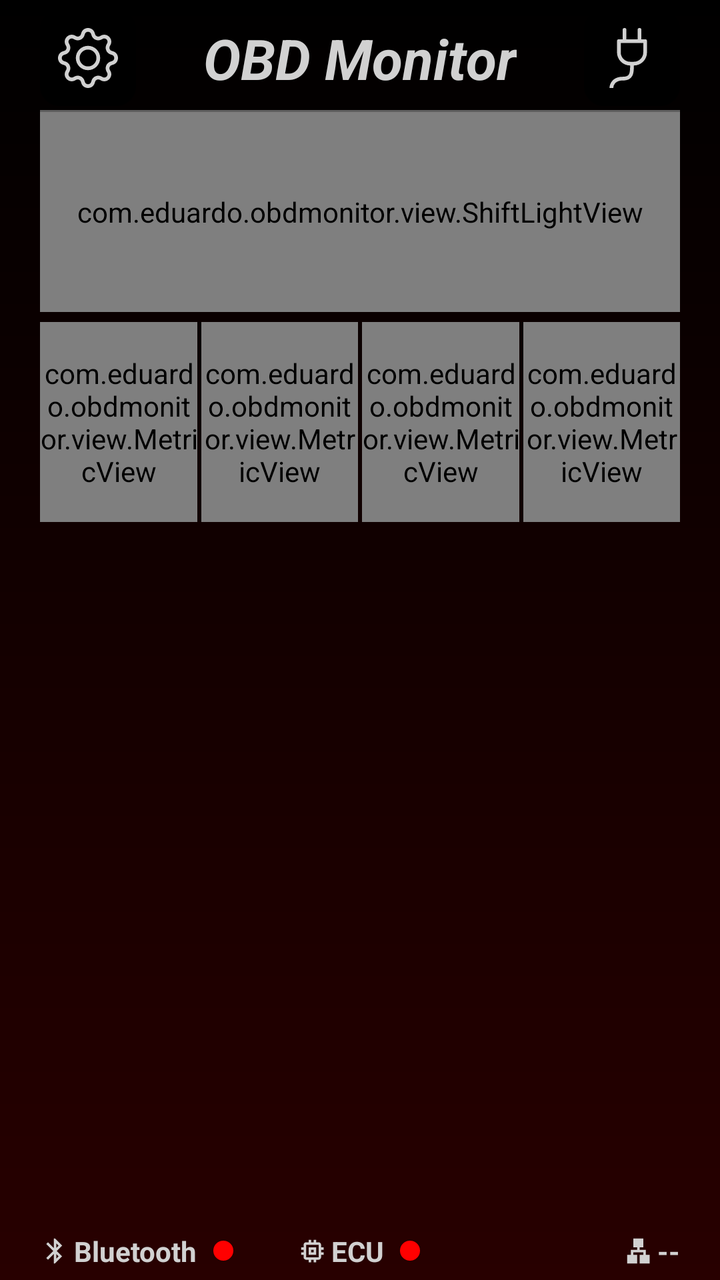
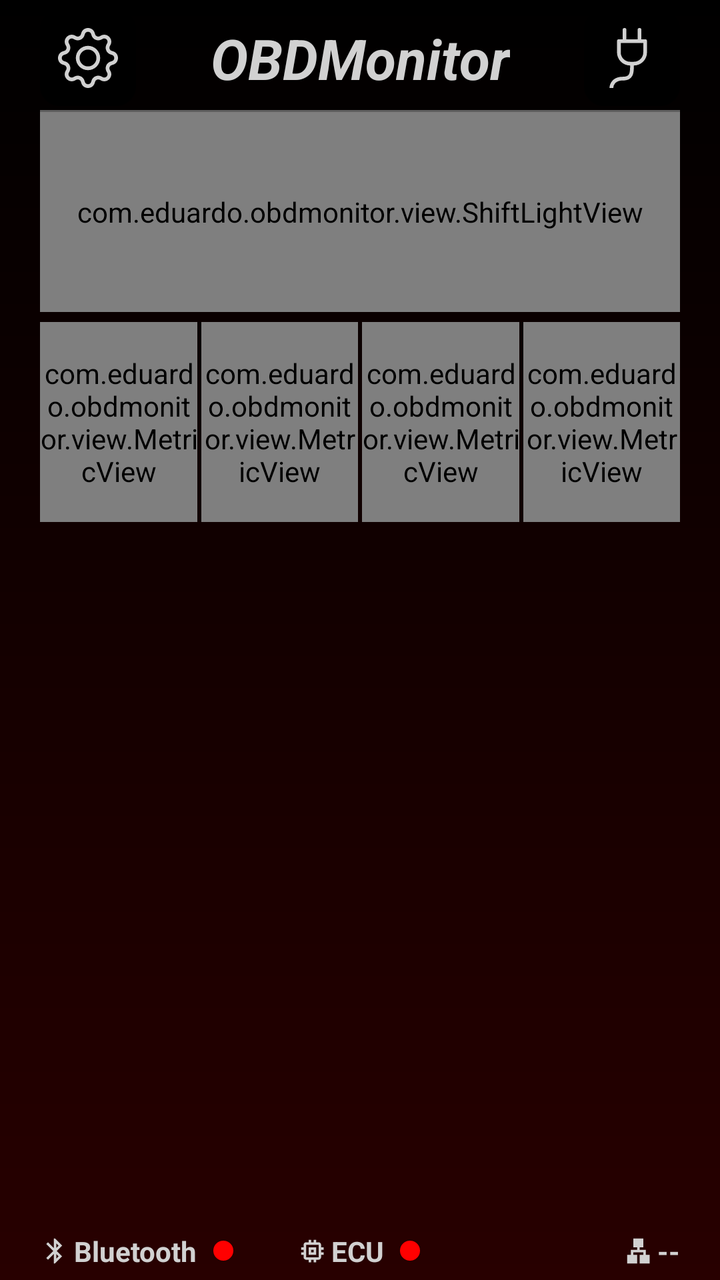

The first picture is an Android layout as it rendered before a commit; the second is the same layout after the commit. The layout source and the unified diff follow.
<!-- AndroidManifest.xml: application theme Theme.OBDMonitor -->
<!-- res/layout/activity_dashboard.xml -->
<?xml version="1.0" encoding="utf-8"?>
<androidx.constraintlayout.widget.ConstraintLayout xmlns:android="http://schemas.android.com/apk/res/android"
    xmlns:app="http://schemas.android.com/apk/res-auto"
    xmlns:tools="http://schemas.android.com/tools"
    android:id="@+id/main"
    android:layout_width="match_parent"
    android:layout_height="match_parent"
    android:background="@drawable/application_background"
    tools:context=".ui.DashboardActivity">

    <androidx.constraintlayout.widget.ConstraintLayout
        android:id="@+id/containerDashboard"
        android:layout_width="0dp"
        android:layout_height="0dp"
        android:layout_marginStart="20dp"
        android:layout_marginTop="5dp"
        android:layout_marginEnd="20dp"
        android:layout_marginBottom="5dp"
        app:layout_constraintBottom_toBottomOf="parent"
        app:layout_constraintEnd_toEndOf="parent"
        app:layout_constraintStart_toStartOf="parent"
        app:layout_constraintTop_toTopOf="parent">

        <androidx.constraintlayout.widget.ConstraintLayout
            android:id="@+id/containerHeader"
            android:layout_width="0dp"
            android:layout_height="wrap_content"
            app:layout_constraintEnd_toEndOf="parent"
            app:layout_constraintStart_toStartOf="parent"
            app:layout_constraintTop_toTopOf="parent">

            <androidx.appcompat.widget.AppCompatImageButton
                android:id="@+id/btnSettings"
                style="@style/SettingsButtonComponent"
                app:layout_constraintBottom_toBottomOf="parent"
                app:layout_constraintStart_toStartOf="parent"
                app:layout_constraintTop_toTopOf="parent" />

            <TextView
                android:id="@+id/txtTitle"
                android:layout_width="wrap_content"
                android:layout_height="wrap_content"
                android:text="@string/obd_monitor"
                android:textColor="?attr/colorOnPrimary"
                android:textSize="28sp"
                android:textStyle="bold|italic"
                app:layout_constraintBottom_toBottomOf="parent"
                app:layout_constraintEnd_toStartOf="@id/btnConnect"
                app:layout_constraintStart_toEndOf="@id/btnSettings"
                app:layout_constraintTop_toTopOf="parent" />

            <androidx.appcompat.widget.AppCompatImageButton
                android:id="@+id/btnConnect"
                style="@style/ConnectButtonComponent"
                app:layout_constraintBottom_toBottomOf="parent"
                app:layout_constraintEnd_toEndOf="parent"
                app:layout_constraintTop_toTopOf="parent" />
        </androidx.constraintlayout.widget.ConstraintLayout>

        <View
            android:id="@+id/separator"
            style="@style/SeparatorComponent"
            app:layout_constraintEnd_toEndOf="parent"
            app:layout_constraintStart_toStartOf="parent"
            app:layout_constraintTop_toBottomOf="@id/containerHeader" />

        <androidx.constraintlayout.widget.ConstraintLayout
            android:id="@+id/containerMetrics"
            android:layout_width="0dp"
            android:layout_height="0dp"
            app:layout_constraintBottom_toTopOf="@id/containerStatus"
            app:layout_constraintEnd_toEndOf="parent"
            app:layout_constraintStart_toStartOf="parent"
            app:layout_constraintTop_toBottomOf="@id/separator">

            <com.eduardo.obdmonitor.view.ShiftLightView
                android:id="@+id/shiftLight"
                android:layout_width="0dp"
                android:layout_height="100dp"
                app:layout_constraintEnd_toEndOf="parent"
                app:layout_constraintStart_toStartOf="parent"
                app:layout_constraintTop_toTopOf="parent" />

            <com.eduardo.obdmonitor.view.MetricView
                android:id="@+id/cardSpeed"
                android:layout_width="0dp"
                android:layout_height="100dp" />

            <com.eduardo.obdmonitor.view.MetricView
                android:id="@+id/cardBattery"
                android:layout_width="0dp"
                android:layout_height="100dp" />

            <com.eduardo.obdmonitor.view.MetricView
                android:id="@+id/cardCoolant"
                android:layout_width="0dp"
                android:layout_height="100dp" />

            <com.eduardo.obdmonitor.view.MetricView
                android:id="@+id/cardIntake"
                android:layout_width="0dp"
                android:layout_height="100dp" />

            <androidx.constraintlayout.helper.widget.Flow
                android:id="@+id/flowCards"
                android:layout_width="0dp"
                android:layout_height="wrap_content"
                android:layout_marginTop="5dp"
                app:constraint_referenced_ids="cardSpeed,cardBattery,cardCoolant,cardIntake"
                app:flow_horizontalGap="2dp"
                app:flow_horizontalStyle="spread_inside"
                app:flow_verticalAlign="center"
                app:flow_wrapMode="none"
                app:layout_constraintEnd_toEndOf="parent"
                app:layout_constraintStart_toStartOf="parent"
                app:layout_constraintTop_toBottomOf="@id/shiftLight" />

        </androidx.constraintlayout.widget.ConstraintLayout>

        <LinearLayout
            android:id="@+id/containerStatus"
            android:layout_width="0dp"
            android:layout_height="wrap_content"
            android:gravity="center_vertical"
            android:orientation="horizontal"
            app:layout_constraintBottom_toBottomOf="parent"
            app:layout_constraintEnd_toEndOf="parent"
            app:layout_constraintStart_toStartOf="parent">

            <ImageView
                android:id="@+id/imgBluetooth"
                android:layout_width="15dp"
                android:layout_height="15dp"
                android:contentDescription="@null"
                android:src="@drawable/ic_bluetooth" />

            <TextView
                android:id="@+id/txtBluetooth"
                android:layout_width="wrap_content"
                android:layout_height="wrap_content"
                android:layout_marginStart="2dp"
                android:text="@string/bluetooth"
                android:textColor="?attr/colorOnPrimary"
                android:textStyle="bold" />

            <View
                android:id="@+id/viewBluetooth"
                android:layout_width="10dp"
                android:layout_height="10dp"
                android:layout_marginStart="8dp"
                android:background="@drawable/status_off" />

            <ImageView
                android:id="@+id/imgMemory"
                android:layout_width="15dp"
                android:layout_height="15dp"
                android:layout_marginStart="32dp"
                android:contentDescription="@null"
                android:src="@drawable/ic_memory" />

            <TextView
                android:id="@+id/txtEcu"
                android:layout_width="wrap_content"
                android:layout_height="wrap_content"
                android:layout_marginStart="2dp"
                android:text="@string/ecu"
                android:textColor="?attr/colorOnPrimary"
                android:textStyle="bold" />

            <View
                android:id="@+id/viewEcu"
                android:layout_width="10dp"
                android:layout_height="10dp"
                android:layout_marginStart="8dp"
                android:background="@drawable/status_off" />

            <LinearLayout
                android:layout_width="0dp"
                android:layout_height="wrap_content"
                android:layout_marginStart="32dp"
                android:layout_weight="1"
                android:gravity="end|center_vertical"
                android:orientation="horizontal"
                tools:ignore="UseCompoundDrawables">

                <ImageView
                    android:id="@+id/imgLan"
                    android:layout_width="15dp"
                    android:layout_height="15dp"
                    android:contentDescription="@null"
                    android:src="@drawable/ic_lan" />

                <TextView
                    android:id="@+id/txtProtocol"
                    android:layout_width="wrap_content"
                    android:layout_height="wrap_content"
                    android:layout_marginStart="2dp"
                    android:text="@string/__"
                    android:textColor="?attr/colorOnPrimary"
                    android:textStyle="bold" />

            </LinearLayout>
        </LinearLayout>
    </androidx.constraintlayout.widget.ConstraintLayout>

    <View
        android:id="@+id/viewLimiter"
        android:layout_width="0dp"
        android:layout_height="0dp"
        android:alpha="0"
        android:background="@color/limiter"
        android:clickable="false"
        android:focusable="false"
        app:layout_constraintBottom_toBottomOf="parent"
        app:layout_constraintEnd_toEndOf="parent"
        app:layout_constraintStart_toStartOf="parent"
        app:layout_constraintTop_toTopOf="parent" />
</androidx.constraintlayout.widget.ConstraintLayout>
<!-- resources referenced by this layout -->
<resources>
  <color name="limiter">#55FF0000</color>
  <!-- drawable application_background (drawable) -->
  <?xml version="1.0" encoding="utf-8"?>
  <shape xmlns:android="http://schemas.android.com/apk/res/android">
      <gradient
          android:startColor="@color/dark_red"
          android:endColor="?attr/colorSurface"
          android:angle="90"/>
  </shape>
  <!-- drawable ic_lan (drawable) -->
  <vector xmlns:android="http://schemas.android.com/apk/res/android"
      android:width="30dp"
      android:height="30dp"
      android:viewportWidth="24"
      android:viewportHeight="24">
      <path
          android:fillColor="?attr/colorOnSurface"
          android:pathData="M13,22l8,0l0,-7l-3,0l0,-4l-5,0l0,-2l3,0l0,-7l-8,0l0,7l3,0l0,2l-5,0l0,4l-3,0l0,7l8,0l0,-7l-3,0l0,-2l8,0l0,2l-3,0z" />
  </vector>
  <!-- drawable status_off (drawable) -->
  <?xml version="1.0" encoding="utf-8"?>
  <shape xmlns:android="http://schemas.android.com/apk/res/android">
      <size
          android:width="10dp"
          android:height="10dp" />
      <corners android:radius="5dp" />
      <solid android:color="@color/status_off" />
  </shape>
  <string name="__">--</string>
  <string name="bluetooth">Bluetooth</string>
  <string name="ecu">ECU</string>
  <string name="obd_monitor">OBD Monitor</string>
  <style name="ConnectButtonComponent" parent="ButtonComponent">
          <item name="android:src">@drawable/ic_connect</item>
          <item name="android:contentDescription">@null</item>
      </style>
  <style name="SeparatorComponent">
          <item name="android:layout_width">0dp</item>
          <item name="android:layout_height">1dp</item>
          <item name="android:layout_marginTop">2dp</item>
          <item name="android:layout_marginBottom">2dp</item>
          <item name="android:background">@drawable/separator_background</item>
      </style>
  <style name="SettingsButtonComponent" parent="ButtonComponent">
          <item name="android:src">@drawable/ic_settings</item>
          <item name="android:contentDescription">@null</item>
      </style>
  <style name="Theme.OBDMonitor" parent="Base.Theme.OBDMonitor" />
  <color name="dark_red">#280000</color>
  <color name="status_off">@color/red</color>
  <style name="ButtonComponent">
          <item name="android:layout_width">48dp</item>
          <item name="android:layout_height">48dp</item>
          <item name="android:background">@drawable/button_background</item>
      </style>
  <!-- drawable separator_background (drawable) -->
  <?xml version="1.0" encoding="utf-8"?>
  <shape xmlns:android="http://schemas.android.com/apk/res/android">
      <size android:height="1dp" />
      <solid android:color="?attr/colorPrimaryVariant" />
  </shape>
  <color name="red">#FF0000</color>
  <!-- drawable button_background (drawable) -->
  <?xml version="1.0" encoding="utf-8"?>
  <ripple xmlns:android="http://schemas.android.com/apk/res/android"
      android:color="?attr/colorOnSurface">
      <item>
          <shape>
              <corners android:radius="10dp" />
              <solid android:color="?attr/colorSurface" />
          </shape>
      </item>
  </ripple>
  <color name="primary_light_mode">@color/black</color>
  <color name="primary_variant_light_mode">@color/grey</color>
  <color name="on_primary_light_mode">@color/light_grey</color>
  <color name="secondary_light_mode">@color/dark_red</color>
  <color name="secondary_variant_light_mode">@color/light_red</color>
  <color name="primary_container_light_mode">@color/white_transparency</color>
  <color name="secondary_container_light_mode">@color/red_transparency</color>
  <color name="surface_light_mode">@color/black</color>
  <color name="on_surface_light_mode">@color/light_grey</color>
  <color name="black">#000000</color>
  <color name="grey">#5F5F5F</color>
  <color name="light_grey">#D1D1D1</color>
  <color name="light_red">#8E343C</color>
  <color name="white_transparency">#1EFFFFFF</color>
  <color name="red_transparency">#80280000</color>
  <!-- unchanged entries left out for length: 5 -->
</resources>

<!-- the commit's change to res/layout/activity_dashboard.xml (unified diff, before → after) -->
@@ -40,7 +40,7 @@
                 android:id="@+id/txtTitle"
                 android:layout_width="wrap_content"
                 android:layout_height="wrap_content"
-                android:text="@string/obd_monitor"
+                android:text="@string/app_name"
                 android:textColor="?attr/colorOnPrimary"
                 android:textSize="28sp"
                 android:textStyle="bold|italic"
<!-- resource entries referenced after the edit -->
@@ -28,10 +28,10 @@
       <corners android:radius="5dp" />
       <solid android:color="@color/status_off" />
   </shape>
-  <string name="__">--</string>
-  <string name="bluetooth">Bluetooth</string>
-  <string name="ecu">ECU</string>
-  <string name="obd_monitor">OBD Monitor</string>
+  <string name="__" translatable="false">--</string>
+  <string name="app_name" translatable="false">OBDMonitor</string>
+  <string name="bluetooth" translatable="false">Bluetooth</string>
+  <string name="ecu" translatable="false">ECU</string>
   <style name="ConnectButtonComponent" parent="ButtonComponent">
           <item name="android:src">@drawable/ic_connect</item>
           <item name="android:contentDescription">@null</item>
